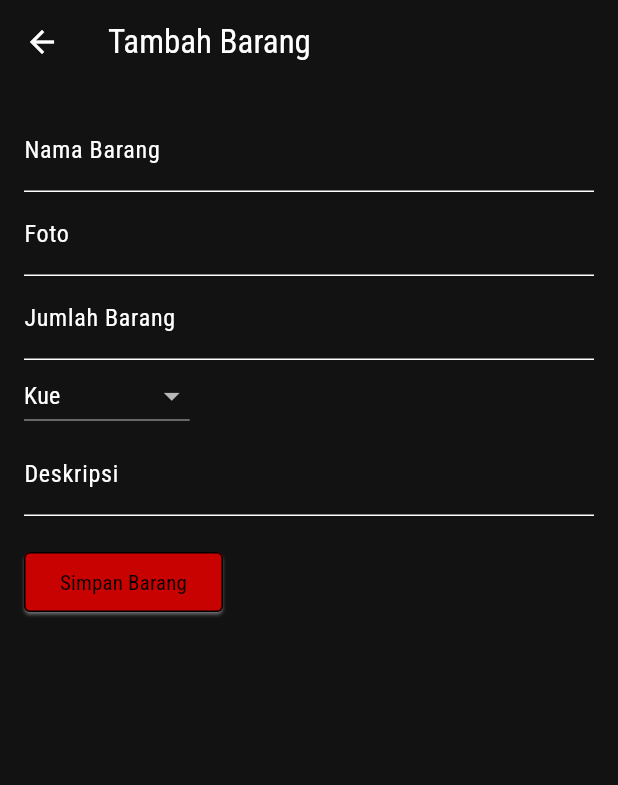
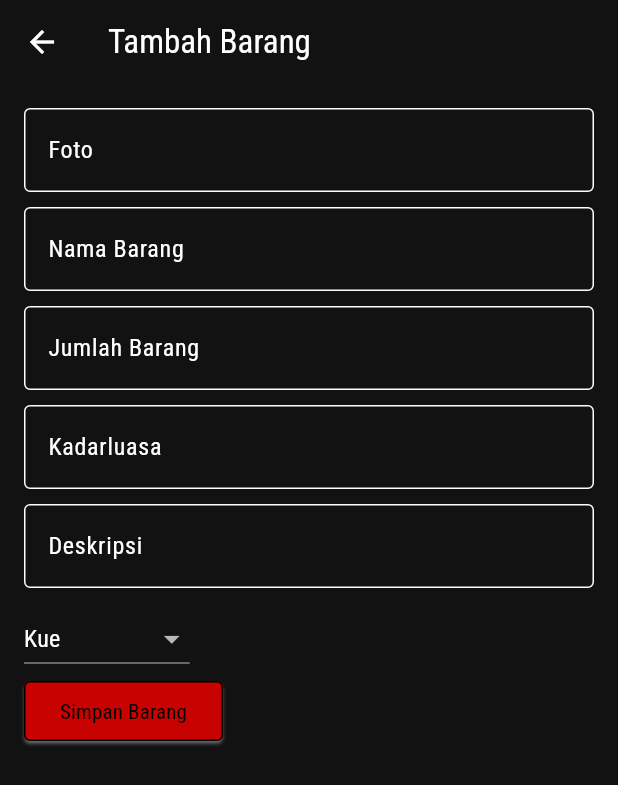
Before and after one commit to 221110019/project_bansos, a Flutter app: the TambahStokOwner screen opened directly, on a phone screen of 412 x 824 dp. Shown: the top 785 px of the screen. Run offline on Flutter 3.47's test engine with Material 3 defaults, Android fonts, the phone set to English and light mode, and no system bars; our stand-ins replace cloud_firestore, firebase_auth, firebase_core, google_mobile_ads, shared_preferences, sqflite; accounts and stored records are empty; network calls fail.

Commit message:
menyelesaikan admob, menyelesaikan halaman pesanan pada owner, dan memberikan variabel kadarluasa dan harga pada stok barang

```diff
--- a/lib/components/list_tile_pesanan.dart
+++ b/lib/components/list_tile_pesanan.dart
@@ -28,7 +28,7 @@ Widget ListTilePesanan(BarangPreorder barangPreorder) {
                     style: TextStyle(fontSize: 15),
                   ),
                   Text(
-                      'Waktu Pengambilan: ${DateFormat('dd-MM-yyyy - kk:mm').format(barangPreorder.waktuPengambilan)}')
+                      'Waktu Pengambilan: ${DateFormat('dd-MM-yyyy - kk:mm').format(barangPreorder.waktuPengambilan.toDate())}')
                 ],
               )
             ],
--- a/lib/main.dart
+++ b/lib/main.dart
@@ -1,4 +1,5 @@
 import 'package:flutter/material.dart';
+import 'package:google_mobile_ads/google_mobile_ads.dart';
 import 'package:project_bansos/pages/auth/auth_state.dart';
 import 'package:project_bansos/provider/auth_provider.dart';
 import 'package:project_bansos/provider/filter_stock_provider.dart';
@@ -13,6 +14,7 @@ import 'package:firebase_core/firebase_core.dart';
 
 void main() async {
   WidgetsFlutterBinding.ensureInitialized();
+  MobileAds.instance.initialize();
   await Firebase.initializeApp();
   runApp(
     MultiProvider(
--- a/lib/models/barang_preorder.dart
+++ b/lib/models/barang_preorder.dart
@@ -1,3 +1,5 @@
+import 'package:cloud_firestore/cloud_firestore.dart';
+
 class BarangPreorder {
   String id;
   String namaBarang;
@@ -5,7 +7,7 @@ class BarangPreorder {
   String foto;
   int jumlah;
   String kategori;
-  DateTime waktuPengambilan;
+  Timestamp waktuPengambilan;
   BarangPreorder({
     required this.id,
     required this.namaBarang,
--- a/lib/models/barang_stok.dart
+++ b/lib/models/barang_stok.dart
@@ -1,3 +1,5 @@
+import 'package:cloud_firestore/cloud_firestore.dart';
+
 class BarangStok {
   String id;
   String nama;
@@ -6,14 +8,18 @@ class BarangStok {
   int yangDijual;
   String kategori;
   String deskripsi;
+  int harga;
+  Timestamp kadarluasa;
   BarangStok(
       {required this.id,
       required this.nama,
       required this.foto,
       required this.kategori,
       required this.deskripsi,
+      required this.kadarluasa,
       this.jumlah = 0,
-      this.yangDijual = 0});
+      this.yangDijual = 0,
+      this.harga = 0});
   factory BarangStok.fromMap(Map<String, dynamic> map) {
     return BarangStok(
         id: map['id'],
@@ -22,7 +28,9 @@ class BarangStok {
         foto: map['foto'],
         jumlah: map['jumlah'],
         yangDijual: map['yangDijual'],
-        deskripsi: map['deskripsi']);
+        deskripsi: map['deskripsi'],
+        harga: map['harga'],
+        kadarluasa: map['kadarluasa']);
   }
   Map<String, dynamic> toMap() {
     return {
@@ -32,7 +40,9 @@ class BarangStok {
       'foto': foto,
       'jumlah': jumlah,
       'yangDijual': yangDijual,
-      'deskripsi': deskripsi
+      'deskripsi': deskripsi,
+      'harga': harga,
+      'kadarluasa': kadarluasa
     };
   }
 
--- a/lib/pages/owner/stok/tambah_stok_owner.dart
+++ b/lib/pages/owner/stok/tambah_stok_owner.dart
@@ -1,6 +1,9 @@
+import 'package:cloud_firestore/cloud_firestore.dart';
 import 'package:flutter/material.dart';
+import 'package:intl/intl.dart';
 import 'package:project_bansos/components/tombol_custom.dart';
 import 'package:project_bansos/helper/shortcut_helper.dart';
+import 'package:project_bansos/services/datetime_services.dart';
 import 'package:project_bansos/services/firestore_services.dart';
 
 class TambahStokOwner extends StatefulWidget {
@@ -11,28 +14,19 @@ class TambahStokOwner extends StatefulWidget {
 }
 
 class _TambahStokOwnerState extends State<TambahStokOwner> {
-  // void addSampleData() async {
-  //   await BarangStokDB().insertSampleData();
-  //   print("Sample data inserted.");
-  // }
   FirestoreServices firestoreServices = FirestoreServices();
+  DatetimeServices datetimeServices = DatetimeServices();
   TextEditingController namaController = TextEditingController();
   TextEditingController fotoController = TextEditingController();
   TextEditingController jumlahController = TextEditingController();
+  TextEditingController kadarluasaController = TextEditingController();
   TextEditingController deskripsiController = TextEditingController();
   String selectedKategori = 'Kue';
-
+  late DateTime? picked;
   final List<String> kategoriOptions = ['Kue', 'Alat', 'Acak'];
 
   void saveBarang() {
     if (namaController.text.isNotEmpty && jumlahController.text.isNotEmpty) {
-      // BarangStok barang = BarangStok(
-      // nama: namaController.text,
-      // foto: fotoController.text,
-      // jumlah: int.parse(jumlahController.text),
-      // kategori: selectedKategori,
-      // deskripsi: deskripsiController.text,
-      // );
       firestoreServices.createItemStock({
         'nama': namaController.text,
         'foto': fotoController.text,
@@ -40,15 +34,11 @@ class _TambahStokOwnerState extends State<TambahStokOwner> {
         'yangDijual': 0,
         'kategori': selectedKategori,
         'deskripsi': deskripsiController.text,
+        'kadarluasa': Timestamp.fromDate(picked!),
+        'harga': 0
       });
       ShortcutHelper.kataSistem(context, 'Barang berhasil ditambahkan');
       Navigator.of(context).pop();
-      // BarangStokDB().insert(barang).then((brgId) {
-      //   ScaffoldMessenger.of(context).showSnackBar(
-      //     SnackBar(
-      //         content: Text('Barang berhasil ditambahkan dengan ID: $brgId')),
-      //   );
-      // });
     } else {
       ShortcutHelper.kataSistem(context, 'Mohon isi semuanya');
     }
@@ -65,24 +55,58 @@ class _TambahStokOwnerState extends State<TambahStokOwner> {
             crossAxisAlignment: CrossAxisAlignment.start,
             children: [
               TextField(
-                controller: namaController,
-                decoration: const InputDecoration(labelText: 'Nama Barang'),
+                controller: fotoController,
+                decoration: const InputDecoration(
+                    labelText: 'Foto', border: OutlineInputBorder()),
+              ),
+              const SizedBox(
+                height: 10,
               ),
               TextField(
-                controller: fotoController,
-                decoration: const InputDecoration(labelText: 'Foto'),
+                controller: namaController,
+                decoration: const InputDecoration(
+                    labelText: 'Nama Barang', border: OutlineInputBorder()),
+              ),
+              const SizedBox(
+                height: 10,
               ),
               TextField(
                 controller: jumlahController,
-                decoration: const InputDecoration(labelText: 'Jumlah Barang'),
+                decoration: const InputDecoration(
+                    labelText: 'Jumlah Barang', border: OutlineInputBorder()),
                 keyboardType: TextInputType.number,
               ),
-              // TextField(
-              //   controller: yangDijualController,
-              //   decoration:
-              //       const InputDecoration(labelText: 'Barang yang dijual'),
-              //   keyboardType: TextInputType.number,
-              // ),
+              const SizedBox(
+                height: 10,
+              ),
+              TextField(
+                readOnly: true,
+                onTap: () async {
+                  picked = await datetimeServices.selectDate(context);
+
+                  setState(() {
+                    if (picked != null) {
+                      kadarluasaController.text =
+                          DateFormat('dd MMMM yyyy').format(picked!).toString();
+                    }
+                  });
+                },
+                controller: kadarluasaController,
+                decoration: const InputDecoration(
+                    hintText: 'Kadarluasa',
+                    border: OutlineInputBorder(),
+                    focusedBorder: OutlineInputBorder(
+                        borderSide: BorderSide(color: Colors.white))),
+              ),
+              const SizedBox(
+                height: 10,
+              ),
+              TextField(
+                controller: deskripsiController,
+                decoration: const InputDecoration(
+                    labelText: 'Deskripsi', border: OutlineInputBorder()),
+              ),
+              const SizedBox(height: 10),
               DropdownButton<String>(
                 value: selectedKategori,
                 onChanged: (String? newValue) {
@@ -99,11 +123,6 @@ class _TambahStokOwnerState extends State<TambahStokOwner> {
                 }).toList(),
                 hint: const Text('Pilih Kategori'),
               ),
-              TextField(
-                controller: deskripsiController,
-                decoration: const InputDecoration(labelText: 'Deskripsi'),
-              ),
-              const SizedBox(height: 20),
               TombolCustom(
                 onPressed: saveBarang,
                 child: const Text('Simpan Barang'),
--- a/pubspec.yaml
+++ b/pubspec.yaml
@@ -41,6 +41,7 @@ dependencies:
   path: ^1.9.0
   cloud_firestore: ^5.5.0
   intl: ^0.20.1
+  google_mobile_ads: ^5.2.0
 
 dev_dependencies:
   flutter_test:
```
Also changed, not shown: lib/components/list_tile_cust.dart (+33 -53 lines), lib/pages/customer/barang.dart (+33 -8 lines), lib/pages/customer/detail_barang.dart (+46 -19 lines), lib/pages/customer/pesanan.dart (+17 -5 lines), lib/pages/owner/pesanan_owner.dart (+58 -51 lines), lib/pages/owner/stok/stok_owner.dart (+28 -21 lines), lib/pages/owner/stok/update_stok_owner.dart (+18 -20 lines), lib/services/ads_services.dart (added, +28 -0 lines), lib/services/datetime_services.dart (added, +12 -0 lines), lib/services/firestore_services.dart (+4 -6 lines), pubspec.lock, 2 other files.
